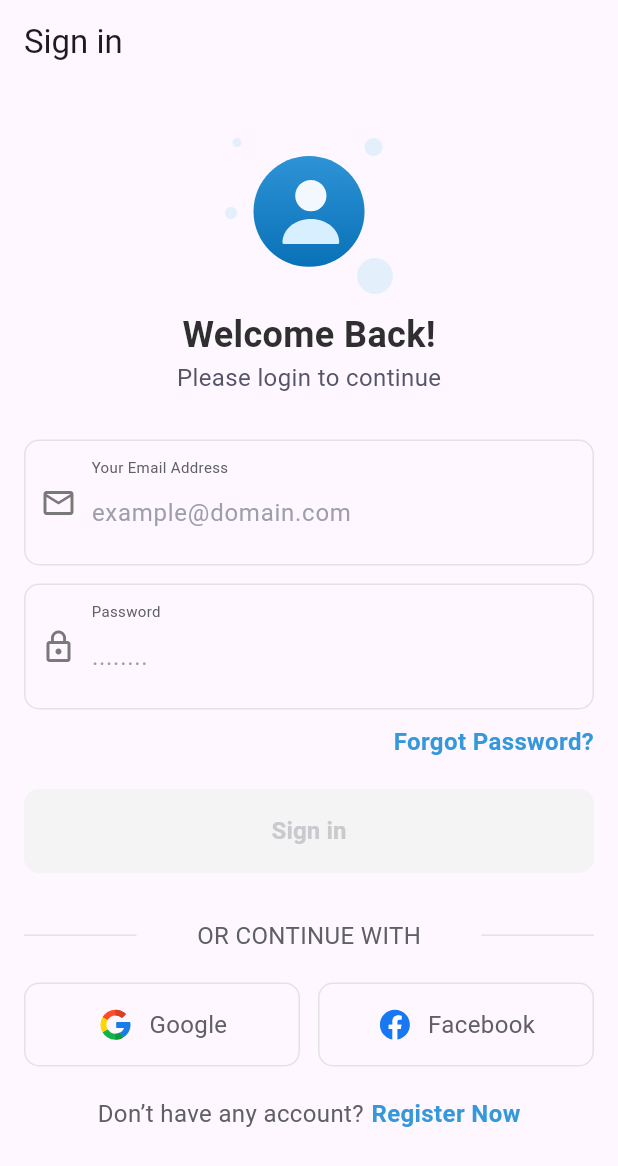
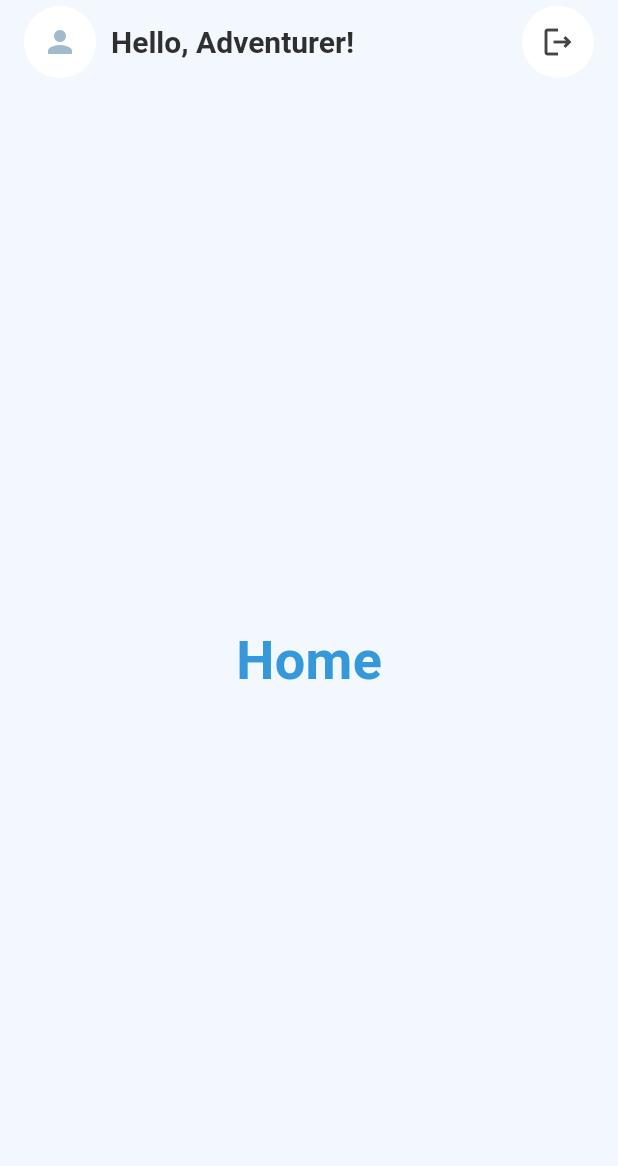
Before and after one commit to hredhayxz/travelo, a Flutter app: the screen it shows after launch, after a tap on "Sign in", on a phone screen of 412 x 824 dp. Shown: the top 1166 px of the screen. Run offline on Flutter 3.47's test engine with Material 3 defaults, Android fonts, the phone set to English and light mode, and no system bars; our stand-ins replace device_preview, flutter_svg, get.

Commit message:
Home Screen design in progress

```diff
--- a/lib/presentation/ui/screens/auth/signin_screen.dart
+++ b/lib/presentation/ui/screens/auth/signin_screen.dart
@@ -2,9 +2,11 @@ import 'package:flutter/material.dart';
 import 'package:flutter_svg/flutter_svg.dart';
 import 'package:get/get.dart';
 import 'package:travelo/presentation/ui/screens/auth/signup_screen.dart';
+import 'package:travelo/presentation/ui/screens/home_screen.dart';
 import 'package:travelo/presentation/ui/utility/assets_path.dart';
 import 'package:travelo/presentation/ui/widgets/form_container.dart';
-import 'package:travelo/presentation/ui/widgets/optional_login_container.dart';
+import 'package:travelo/presentation/ui/widgets/optional_signup_login_container.dart';
+import 'package:travelo/presentation/ui/widgets/social_signup_logIn_section.dart';
 
 class SignInScreen extends StatelessWidget {
   const SignInScreen({super.key});
@@ -12,7 +14,9 @@ class SignInScreen extends StatelessWidget {
   @override
   Widget build(BuildContext context) {
     return Scaffold(
+      backgroundColor: const Color.fromRGBO(255, 255, 255, 1),
       appBar: AppBar(
+        backgroundColor: const Color.fromRGBO(255, 255, 255, 1),
         title: const Text('Sign in'),
       ),
       body: SafeArea(
@@ -92,7 +96,9 @@ class SignInScreen extends StatelessWidget {
                   height: 56,
                   width: double.infinity,
                   child: ElevatedButton(
-                    onPressed: () {},
+                    onPressed: () {
+                      Get.offAll(() => const HomeScreen());
+                    },
                     style: ElevatedButton.styleFrom(
                       elevation: 0,
                       backgroundColor: const Color.fromRGBO(244, 244, 244, 1),
@@ -110,55 +116,7 @@ class SignInScreen extends StatelessWidget {
                     ),
                   ),
                 ),
-                const SizedBox(
-                  height: 30,
-                ),
-                Row(
-                  mainAxisAlignment: MainAxisAlignment.spaceBetween,
-                  children: [
-                    Container(
-                      width: 75.0,
-                      height: 1.0,
-                      decoration: const BoxDecoration(
-                        color: Color.fromRGBO(227, 227, 227, 1),
-                      ),
-                    ),
-                    const Text(
-                      'OR CONTINUE WITH',
-                      style: TextStyle(
-                        fontSize: 16,
-                        fontWeight: FontWeight.w400,
-                        color: Color.fromRGBO(94, 96, 100, 1),
-                      ),
-                    ),
-                    Container(
-                      width: 75.0,
-                      height: 1.0,
-                      decoration: const BoxDecoration(
-                        color: Color.fromRGBO(227, 227, 227, 1),
-                      ),
-                    ),
-                  ],
-                ),
-                const SizedBox(
-                  height: 20,
-                ),
-                Row(
-                  children: [
-                    OptionalLoginContainer(
-                        optionIcon: AssetsPath.googleIconSVG,
-                        optionTitle: 'Google'),
-                    const SizedBox(
-                      width: 12,
-                    ),
-                    OptionalLoginContainer(
-                        optionIcon: AssetsPath.facebookIconSVG,
-                        optionTitle: 'Facebook'),
-                  ],
-                ),
-                const SizedBox(
-                  height: 20,
-                ),
+                const SocialSignUpLogInSection(),
                 Row(
                   mainAxisAlignment: MainAxisAlignment.center,
                   children: [
--- /dev/null
+++ b/lib/presentation/ui/screens/home_screen.dart
@@ -0,0 +1,72 @@
+import 'package:flutter/material.dart';
+
+class HomeScreen extends StatelessWidget {
+  const HomeScreen({super.key});
+
+  @override
+  Widget build(BuildContext context) {
+    return Scaffold(
+      backgroundColor: const Color.fromRGBO(242, 248, 253, 1),
+      appBar: AppBar(
+        backgroundColor: const Color.fromRGBO(242, 248, 253, 1),
+        title: Row(
+          children: [
+            InkWell(
+              onTap: () {},
+              child: ClipOval(
+                child: Container(
+                  color: const Color.fromRGBO(255, 255, 255, 1),
+                  height: 48,
+                  width: 48,
+                  child: const Icon(
+                    Icons.person,
+                    color: Color.fromRGBO(161, 186, 204, 1),
+                    size: 24,
+                  ),
+                ),
+              ),
+            ),
+            const SizedBox(
+              width: 10,
+            ),
+            const Text(
+              'Hello, Adventurer!',
+              style: TextStyle(
+                fontSize: 20,
+                fontWeight: FontWeight.w600,
+                color: Color.fromRGBO(47, 47, 47, 1),
+              ),
+            ),
+            const Spacer(),
+            InkWell(
+              onTap: () {},
+              child: ClipOval(
+                child: Container(
+                  color: const Color.fromRGBO(255, 255, 255, 1),
+                  height: 48,
+                  width: 48,
+                  child: const Icon(
+                    Icons.logout_outlined,
+                    color: Color.fromRGBO(68, 68, 72, 1),
+                    size: 24,
+                  ),
+                ),
+              ),
+            ),
+          ],
+        ),
+      ),
+      body: const SafeArea(child: Center(
+          child: Text(
+            'Home',
+            style: TextStyle(
+              fontSize: 36,
+              fontWeight: FontWeight.w600,
+              color: Color.fromRGBO(52, 152, 219, 1),
+            ),
+          ),
+        ),
+      ),
+    );
+  }
+}
--- a/lib/presentation/ui/screens/splash_screen.dart
+++ b/lib/presentation/ui/screens/splash_screen.dart
@@ -20,19 +20,32 @@ class _SplashScreenState extends State<SplashScreen> {
 
   Future<void> goToNextScreen() async {
     Future.delayed(const Duration(seconds: 2)).then((value) {
-      Get.offAll(() => SignInScreen());
+      Get.offAll(() => const SignInScreen());
     });
   }
 
   @override
   Widget build(BuildContext context) {
     return Scaffold(
-      body: SafeArea(
-        child: Center(
-          child: SvgPicture.asset(
-            AssetsPath.traveloLogoSVG,
+      backgroundColor: const Color.fromRGBO(255,255,255, 1),
+      body: Stack(
+        children: [
+          SizedBox(
+            width: double.infinity,
+            height: double.infinity,
+            child: SvgPicture.asset(
+              AssetsPath.splashBgSVG,
+              fit: BoxFit.cover,
+            ),
           ),
-        ),
+          SafeArea(
+            child: Center(
+              child: SvgPicture.asset(
+                AssetsPath.traveloLogoSVG,
+              ),
+            ),
+          ),
+        ],
       ),
     );
   }
--- a/lib/presentation/ui/utility/assets_path.dart
+++ b/lib/presentation/ui/utility/assets_path.dart
@@ -1,6 +1,7 @@
 class AssetsPath {
   AssetsPath._();
 
+  static String splashBgSVG = 'assets/images/bg_circles.svg';
   static String traveloLogoSVG = 'assets/images/travelo_logo.svg';
   static String personIconSVG = 'assets/images/person_icon.svg';
   static String googleIconSVG = 'assets/images/google.svg';
--- a/lib/presentation/ui/widgets/optional_login_container.dart
+++ b/lib/presentation/ui/widgets/optional_signup_login_container.dart
@@ -1,8 +1,8 @@
 import 'package:flutter/material.dart';
 import 'package:flutter_svg/flutter_svg.dart';
 
-class OptionalLoginContainer extends StatelessWidget {
-  const OptionalLoginContainer({
+class OptionalSignUpLoginContainer extends StatelessWidget {
+  const OptionalSignUpLoginContainer({
     super.key,
     required this.optionIcon,
     required this.optionTitle,
--- /dev/null
+++ b/lib/presentation/ui/widgets/social_signup_logIn_section.dart
@@ -0,0 +1,66 @@
+import 'package:flutter/material.dart';
+import 'package:travelo/presentation/ui/utility/assets_path.dart';
+import 'package:travelo/presentation/ui/widgets/optional_signup_login_container.dart';
+
+class SocialSignUpLogInSection extends StatelessWidget {
+  const SocialSignUpLogInSection({
+    super.key,
+  });
+
+  @override
+  Widget build(BuildContext context) {
+    return Column(
+      children: [
+        const SizedBox(
+          height: 30,
+        ),
+        Row(
+          mainAxisAlignment: MainAxisAlignment.spaceBetween,
+          children: [
+            Container(
+              width: 75.0,
+              height: 1.0,
+              decoration: const BoxDecoration(
+                color: Color.fromRGBO(227, 227, 227, 1),
+              ),
+            ),
+            const Text(
+              'OR CONTINUE WITH',
+              style: TextStyle(
+                fontSize: 16,
+                fontWeight: FontWeight.w400,
+                color: Color.fromRGBO(94, 96, 100, 1),
+              ),
+            ),
+            Container(
+              width: 75.0,
+              height: 1.0,
+              decoration: const BoxDecoration(
+                color: Color.fromRGBO(227, 227, 227, 1),
+              ),
+            ),
+          ],
+        ),
+        const SizedBox(
+          height: 20,
+        ),
+        Row(
+          children: [
+            OptionalSignUpLoginContainer(
+                optionIcon: AssetsPath.googleIconSVG,
+                optionTitle: 'Google'),
+            const SizedBox(
+              width: 12,
+            ),
+            OptionalSignUpLoginContainer(
+                optionIcon: AssetsPath.facebookIconSVG,
+                optionTitle: 'Facebook'),
+          ],
+        ),
+        const SizedBox(
+          height: 20,
+        ),
+      ],
+    );
+  }
+}
```
Also changed, not shown: lib/presentation/ui/screens/auth/signup_screen.dart (+5 -50 lines), assets/images/bg_circles.svg (added), lib/generated/assets.dart (added).
